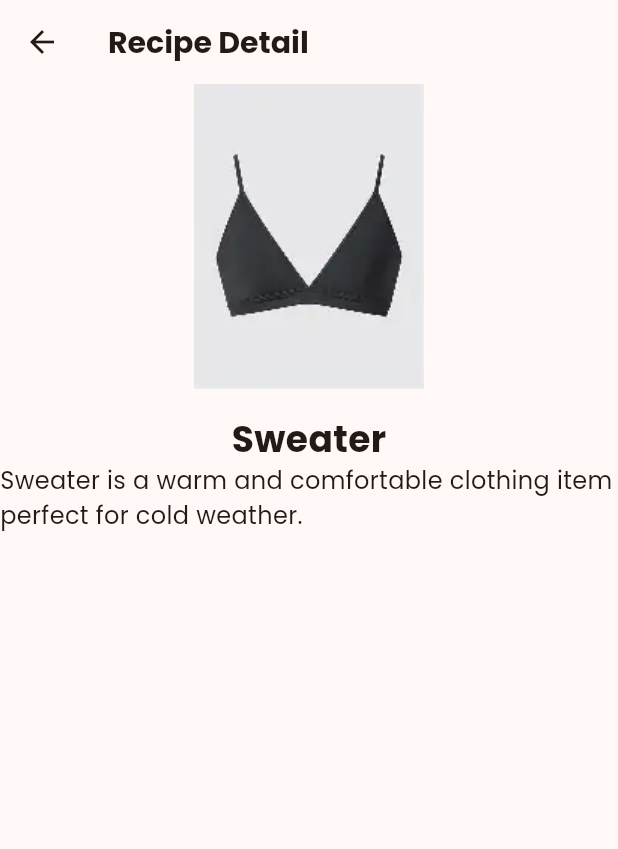
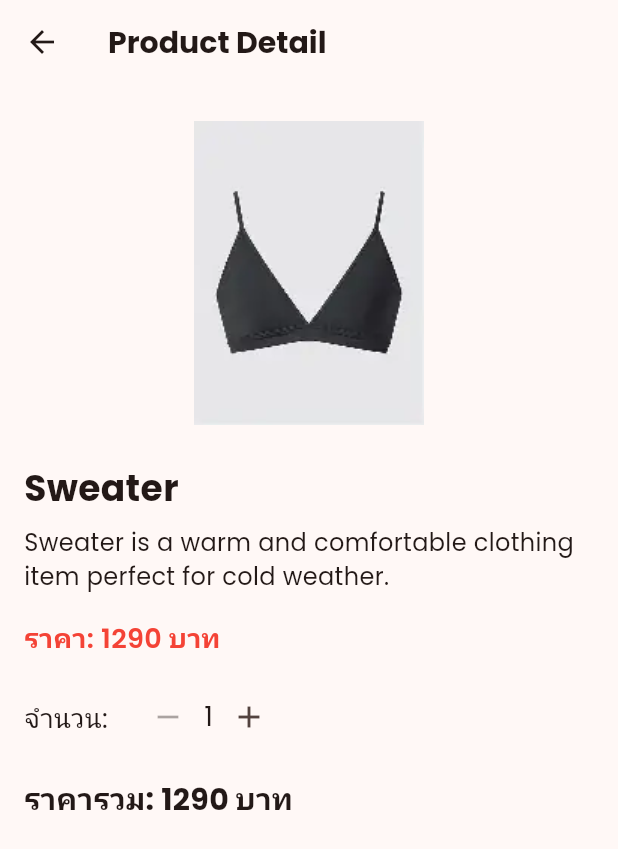
Before and after one commit to PhongamonJutipong/uniqlo, a Flutter app: the screen it shows after launch, after a tap on "Sweater", on a phone screen of 412 x 824 dp. Shown: the top 849 px of the screen. Run offline on Flutter 3.47's test engine with Material 3 defaults, Android fonts, the phone set to English and light mode, and no system bars; our stand-ins replace google_fonts.

Commit message:
price and increment button

```diff
--- a/lib/Model/uniqlo.dart
+++ b/lib/Model/uniqlo.dart
@@ -1,14 +1,35 @@
 class Uniqlo {
-String imgName;
-String imgPath;
-String imgDetail;
+  String imgName;
+  String imgPath;
+  String imgDetail;
+  int price;
 
-Uniqlo(this.imgName, this.imgPath, this.imgDetail);
+  Uniqlo(this.imgName, this.imgPath, this.imgDetail, this.price);
 
-static List<Uniqlo> samples=[
-  Uniqlo('Sweater', 'assets/images/sweater1.webp', 'Sweater is a warm and comfortable clothing item perfect for cold weather.'),
-  Uniqlo('trousers', 'assets/images/trousers1.webp', 'Tshirt is a casual clothing item suitable for everyday wear.'),
-  Uniqlo('Tshirt1', 'assets/images/Tshirt4.webp', 'Tshirt is a casual clothing item suitable for everyday wear.'),
-  Uniqlo('Tshirt2', 'assets/images/Tshirt2.webp', 'Tshirt is a casual clothing item suitable for everyday wear.'),
-];
+  static List<Uniqlo> samples = [
+    Uniqlo(
+      'Sweater',
+      'assets/images/sweater1.webp',
+      'Sweater is a warm and comfortable clothing item perfect for cold weather.',
+      1290,
+    ),
+    Uniqlo(
+      'Trousers',
+      'assets/images/trousers1.webp',
+      'Trousers are suitable for everyday wear.',
+      990,
+    ),
+    Uniqlo(
+      'Tshirt1',
+      'assets/images/Tshirt4.webp',
+      'Tshirt is a casual clothing item suitable for everyday wear.',
+      390,
+    ),
+    Uniqlo(
+      'Tshirt2',
+      'assets/images/Tshirt2.webp',
+      'Tshirt is a casual clothing item suitable for everyday wear.',
+      390,
+    ),
+  ];
 }
--- a/lib/uniqlo-detail.dart
+++ b/lib/uniqlo-detail.dart
@@ -2,36 +2,121 @@ import 'package:flutter/material.dart';
 import 'package:google_fonts/google_fonts.dart';
 import 'package:uniqlo/Model/uniqlo.dart';
 
-class Uniqlodetail extends StatelessWidget {
+class Uniqlodetail extends StatefulWidget {
   final Uniqlo uniqlo;
 
   const Uniqlodetail({super.key, required this.uniqlo});
 
   @override
+  State<Uniqlodetail> createState() => _UniqlodetailState();
+}
+
+class _UniqlodetailState extends State<Uniqlodetail> {
+  int quantity = 1;
+
+  @override
   Widget build(BuildContext context) {
+    int totalPrice = quantity * widget.uniqlo.price;
+
     return Scaffold(
       appBar: AppBar(
         title: Text(
-          'Recipe Detail',
+          'Product Detail',
           style: GoogleFonts.poppins(
             fontSize: 20.0,
             fontWeight: FontWeight.bold,
           ),
         ),
       ),
-      body: Center(
+      body: Padding(
+        padding: const EdgeInsets.all(16.0),
         child: Column(
+          crossAxisAlignment: CrossAxisAlignment.start,
           children: [
-            Image.asset(uniqlo.imgPath),
+            // รูปสินค้า
+            Center(
+              child: Image.asset(
+                widget.uniqlo.imgPath,
+                height: 220,
+              ),
+            ),
+
             const SizedBox(height: 16.0),
+
+            // ชื่อสินค้า
             Text(
-              uniqlo.imgName,
+              widget.uniqlo.imgName,
               style: GoogleFonts.poppins(
                 fontSize: 24.0,
                 fontWeight: FontWeight.bold,
               ),
             ),
-            Text(uniqlo.imgDetail, style: GoogleFonts.poppins(fontSize: 16.0)),
+
+            const SizedBox(height: 8.0),
+
+            // รายละเอียดสินค้า
+            Text(
+              widget.uniqlo.imgDetail,
+              style: GoogleFonts.poppins(fontSize: 16.0),
+            ),
+
+            const SizedBox(height: 16.0),
+
+            // ราคา
+            Text(
+              'ราคา: ${widget.uniqlo.price} บาท',
+              style: GoogleFonts.poppins(
+                fontSize: 18.0,
+                color: Colors.red,
+                fontWeight: FontWeight.w600,
+              ),
+            ),
+
+            const SizedBox(height: 16.0),
+
+            // ปุ่มเพิ่มลดจำนวน
+            Row(
+              children: [
+                Text(
+                  'จำนวน:',
+                  style: GoogleFonts.poppins(fontSize: 18.0),
+                ),
+                const SizedBox(width: 16),
+                IconButton(
+                  icon: const Icon(Icons.remove),
+                  onPressed: quantity > 1
+                      ? () {
+                          setState(() {
+                            quantity--;
+                          });
+                        }
+                      : null,
+                ),
+                Text(
+                  quantity.toString(),
+                  style: GoogleFonts.poppins(fontSize: 18.0),
+                ),
+                IconButton(
+                  icon: const Icon(Icons.add),
+                  onPressed: () {
+                    setState(() {
+                      quantity++;
+                    });
+                  },
+                ),
+              ],
+            ),
+
+            const SizedBox(height: 16.0),
+
+            // ราคารวม
+            Text(
+              'ราคารวม: $totalPrice บาท',
+              style: GoogleFonts.poppins(
+                fontSize: 20.0,
+                fontWeight: FontWeight.bold,
+              ),
+            ),
           ],
         ),
       ),
```
Also changed, not shown: 24 other files.
